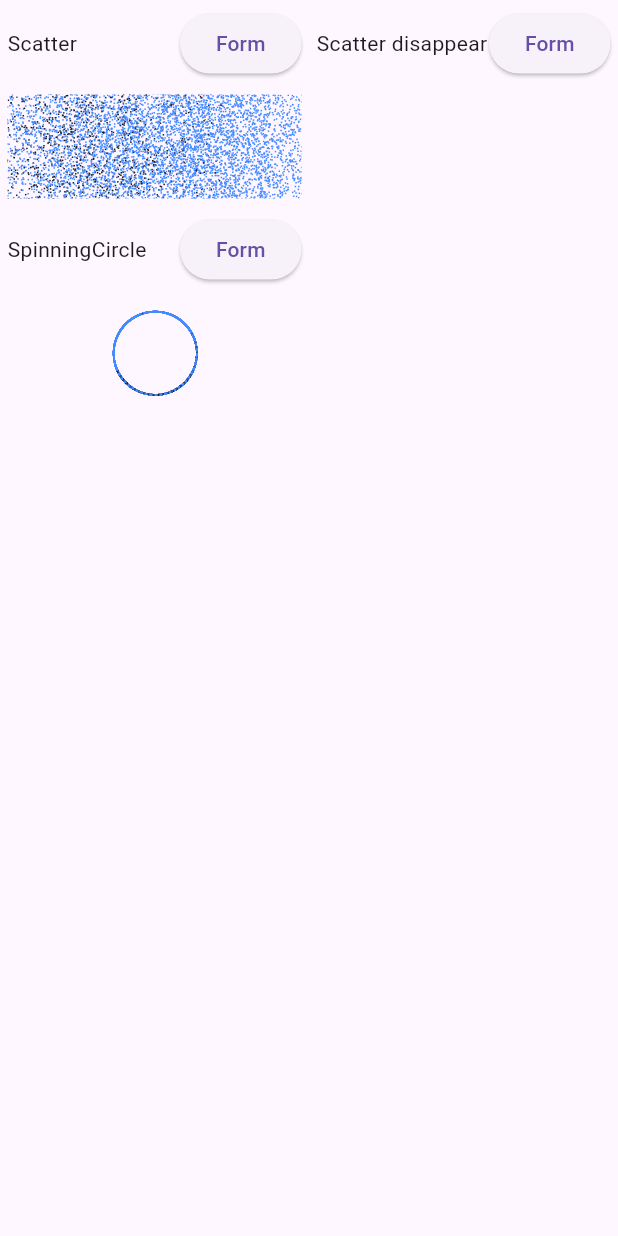
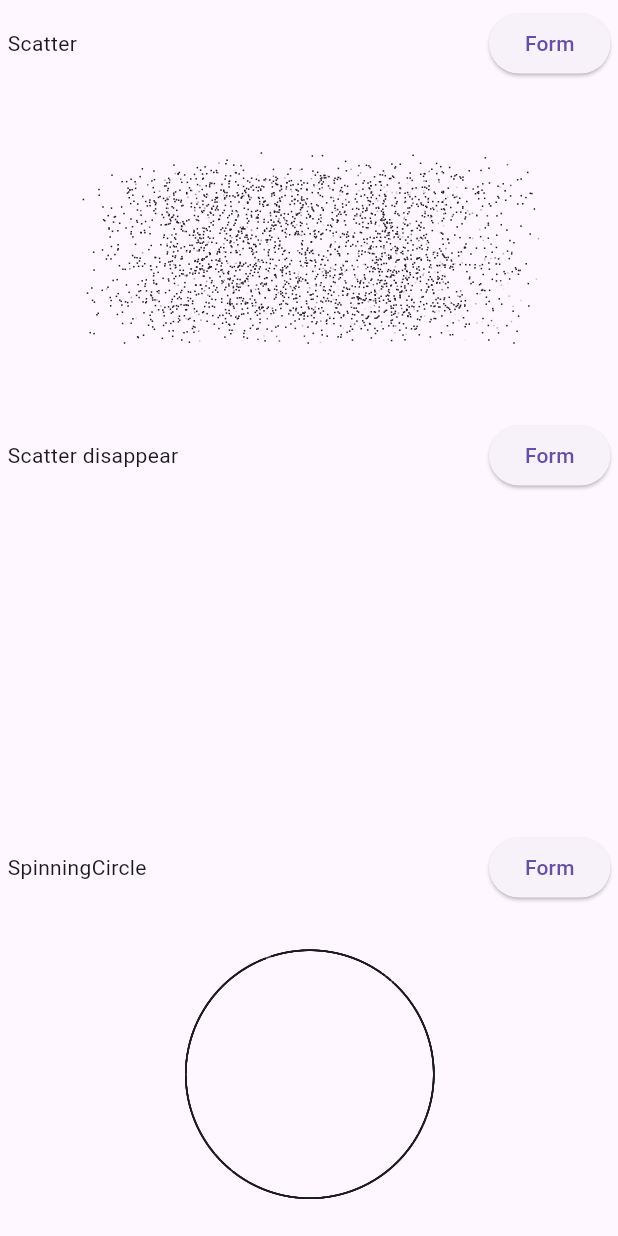
Before and after one commit to TimeLord2010/particle_reform, a Flutter app: the screen it shows after launch, on a phone screen of 412 x 824 dp. Run offline on Flutter 3.47's test engine with Material 3 defaults, Android fonts, the phone set to English and light mode, and no system bars.

Commit message:
feat: updated examlpe for background flag

```diff
--- a/example/lib/main.dart
+++ b/example/lib/main.dart
@@ -16,6 +16,8 @@ class MainApp extends StatefulWidget {
 }
 
 class _MainAppState extends State<MainApp> {
+  bool useBackground = false;
+
   @override
   Widget build(BuildContext context) {
     return MaterialApp(
@@ -23,7 +25,7 @@ class _MainAppState extends State<MainApp> {
       home: Scaffold(
         body: GridView.builder(
           gridDelegate: SliverGridDelegateWithMaxCrossAxisExtent(
-            maxCrossAxisExtent: 400,
+            maxCrossAxisExtent: 500,
             childAspectRatio: 1.5,
           ),
           itemBuilder: (context, index) {
@@ -40,7 +42,11 @@ class _MainAppState extends State<MainApp> {
               _ => 'Scatter',
             };
 
-            var item = Usecase(effect: effect, label: label);
+            var item = Usecase(
+              effect: effect,
+              label: label,
+              useBackground: useBackground,
+            );
             return item;
           },
           itemCount: 3,
--- a/example/lib/usecase.dart
+++ b/example/lib/usecase.dart
@@ -3,10 +3,16 @@ import 'package:particle_reform/effects/particle_effect.dart';
 import 'package:particle_reform/particle_reform.dart';
 
 class Usecase extends StatefulWidget {
-  const Usecase({super.key, required this.effect, required this.label});
+  const Usecase({
+    super.key,
+    required this.effect,
+    required this.label,
+    required this.useBackground,
+  });
 
   final String label;
   final ParticleEffect effect;
+  final bool useBackground;
 
   @override
   State<Usecase> createState() => _UsecaseState();
@@ -59,7 +65,7 @@ class _UsecaseState extends State<Usecase> {
         padding: const EdgeInsets.all(8.0),
         child: Container(
           decoration: BoxDecoration(
-            color: Colors.blueAccent,
+            color: widget.useBackground ? Colors.blueAccent : null,
             borderRadius: BorderRadius.all(Radius.circular(10)),
           ),
           child: Text(
```
